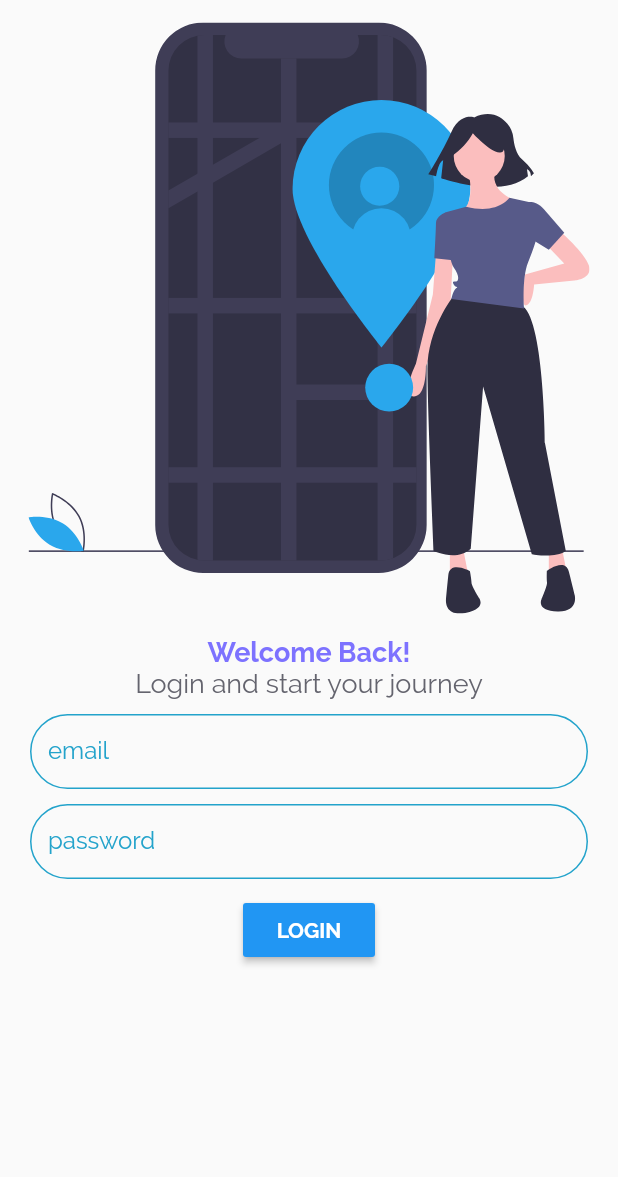
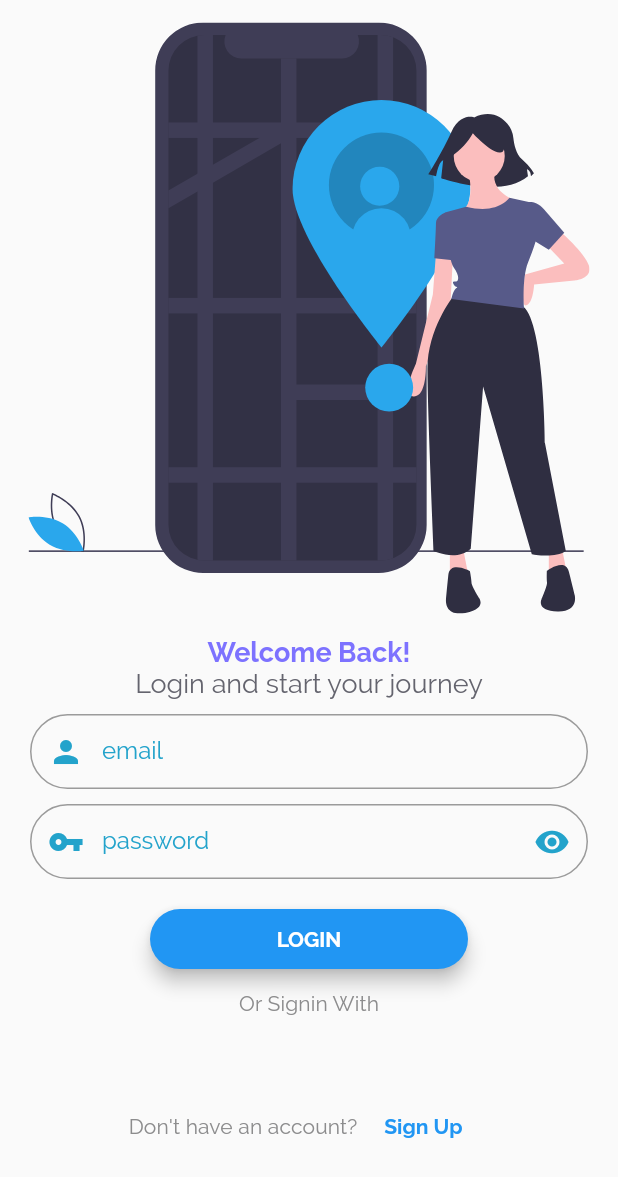
Before and after one commit to aditya-shrivastava/Travel-Guide, a Flutter app: the screen it shows after launch, on a phone screen of 412 x 824 dp. Shown: the top 1177 px of the screen. Run offline on Flutter 3.47's test engine with Material 2 defaults, Android fonts, the phone set to English and light mode, and no system bars; our stand-ins replace flutter_svg.

Commit message:
update login screen

```diff
--- a/lib/main.dart
+++ b/lib/main.dart
@@ -16,6 +16,7 @@ class MyApp extends StatelessWidget {
       title: 'Travel Guide',
       theme: ThemeData(
         primaryColor: Colors.blue,
+        accentColor: Color.fromRGBO(35, 163, 203, 1),
         fontFamily: 'Raleway',
         visualDensity: VisualDensity.adaptivePlatformDensity,
         textTheme: TextTheme(
--- a/lib/screens/login_screen.dart
+++ b/lib/screens/login_screen.dart
@@ -11,11 +11,18 @@ class _LoginScreenState extends State<LoginScreen> {
   static const String _locationSvg = 'assets/images/location.svg';
   final _emailController = new TextEditingController();
   final _passwordController = new TextEditingController();
+  bool _isHidden = true;
 
   final Widget svg = SvgPicture.asset(
     _locationSvg,
     semanticsLabel: 'Location SVG',
   );
+
+  void _toggleVisibility() {
+    setState(() {
+      _isHidden = !_isHidden;
+    });
+  }
 
   @override
   Widget build(BuildContext context) {
@@ -48,82 +55,74 @@ class _LoginScreenState extends State<LoginScreen> {
             ),
             SizedBox(height: 10),
             Container(
+              padding: const EdgeInsets.symmetric(vertical: 0, horizontal: 20),
+              child: Column(
+                children: [
+                  Container(
+                    width: double.infinity,
                     height: 50,
-              padding: const EdgeInsets.symmetric(vertical: 0, horizontal: 20),
                     child: TextField(
                       textInputAction: TextInputAction.next,
                       keyboardType: TextInputType.emailAddress,
                       decoration: InputDecoration(
-                  floatingLabelBehavior: FloatingLabelBehavior.never,
-                  labelText: 'email',
-                  labelStyle: Theme.of(context).textTheme.subtitle1,
-                  prefix: Container(
-                    width: MediaQuery.of(context).size.width - 285,
-                    child: Row(
-                      children: [
-                        Icon(
+                        prefixIcon: Icon(
                           Icons.person,
-                          color: Color.fromRGBO(35, 163, 203, 1),
-                        ),
-                        Text(
-                          'email',
-                          style: Theme.of(context).textTheme.subtitle1,
-                        ),
-                      ],
-                    ),
+                          color: Theme.of(context).accentColor,
                         ),
                         border: OutlineInputBorder(
                           borderRadius: BorderRadius.circular(30),
                         ),
-                  enabledBorder: OutlineInputBorder(
-                    borderSide: BorderSide(
-                      color: Color.fromRGBO(35, 163, 203, 1),
-                    ),
-                    borderRadius: BorderRadius.circular(30),
-                  ),
+                        labelText: 'email',
+                        labelStyle: Theme.of(context).textTheme.subtitle1,
                       ),
                       controller: _emailController,
                     ),
                   ),
-            SizedBox(height: 10),
+                  SizedBox(
+                    height: 10,
+                  ),
                   Container(
                     height: 50,
-              padding: const EdgeInsets.symmetric(vertical: 0, horizontal: 20),
                     child: TextField(
+                      obscureText: _isHidden,
+                      textInputAction: TextInputAction.done,
+                      keyboardType: TextInputType.visiblePassword,
                       decoration: InputDecoration(
-                  floatingLabelBehavior: FloatingLabelBehavior.never,
-                  labelText: 'password',
-                  labelStyle: Theme.of(context).textTheme.subtitle1,
-                  prefix: Container(
-                    width: MediaQuery.of(context).size.width - 250,
-                    child: Row(
-                      children: [
-                        Icon(
-                          Icons.lock,
-                          color: Color.fromRGBO(35, 163, 203, 1),
-                        ),
-                        Text(
-                          'password',
-                          style: Theme.of(context).textTheme.subtitle1,
-                        ),
-                      ],
-                    ),
+                        prefixIcon: Icon(
+                          Icons.vpn_key,
+                          color: Theme.of(context).accentColor,
                         ),
                         border: OutlineInputBorder(
                           borderRadius: BorderRadius.circular(30),
                         ),
-                  enabledBorder: OutlineInputBorder(
-                    borderSide: BorderSide(
-                      color: Color.fromRGBO(35, 163, 203, 1),
+                        labelText: 'password',
+                        labelStyle: Theme.of(context).textTheme.subtitle1,
+                        suffixIcon: IconButton(
+                          icon: _isHidden
+                              ? Icon(
+                                  Icons.visibility,
+                                  color: Theme.of(context).accentColor,
+                                )
+                              : Icon(
+                                  Icons.visibility_off,
+                                  color: Theme.of(context).accentColor,
                                 ),
-                    borderRadius: BorderRadius.circular(30),
+                          onPressed: _toggleVisibility,
                         ),
                       ),
                       controller: _passwordController,
                     ),
                   ),
+                ],
+              ),
+            ),
             SizedBox(height: 10),
-            RaisedButton(
+            Container(
+              width: double.infinity,
+              height: 60,
+              padding:
+                  const EdgeInsets.symmetric(vertical: 10, horizontal: 100),
+              child: RaisedButton(
                 child: Text(
                   'LOGIN',
                   style: TextStyle(
@@ -131,8 +130,43 @@ class _LoginScreenState extends State<LoginScreen> {
                     fontWeight: FontWeight.bold,
                   ),
                 ),
+                elevation: 5,
+                shape: RoundedRectangleBorder(
+                  borderRadius: BorderRadius.circular(30),
+                ),
                 color: Theme.of(context).primaryColor,
+                onPressed: () {
+                  print(_emailController.text);
+                  print(_passwordController.text);
+                },
+              ),
+            ),
+            SizedBox(height: 5),
+            Text(
+              'Or Signin With',
+              style: Theme.of(context).textTheme.subtitle2,
+            ),
+            // Add google icon button
+            SizedBox(height: 50),
+            Row(
+              mainAxisAlignment: MainAxisAlignment.center,
+              crossAxisAlignment: CrossAxisAlignment.center,
+              children: [
+                Text(
+                  'Don\'t have an account?',
+                  style: Theme.of(context).textTheme.subtitle2,
+                ),
+                FlatButton(
+                  child: Text(
+                    'Sign Up',
+                    style: TextStyle(
+                      color: Colors.blue,
+                      fontWeight: FontWeight.bold,
+                    ),
+                  ),
                   onPressed: () {},
+                ),
+              ],
             ),
           ],
         ),
```
Lines whose indentation alone changed are shown as unchanged.
